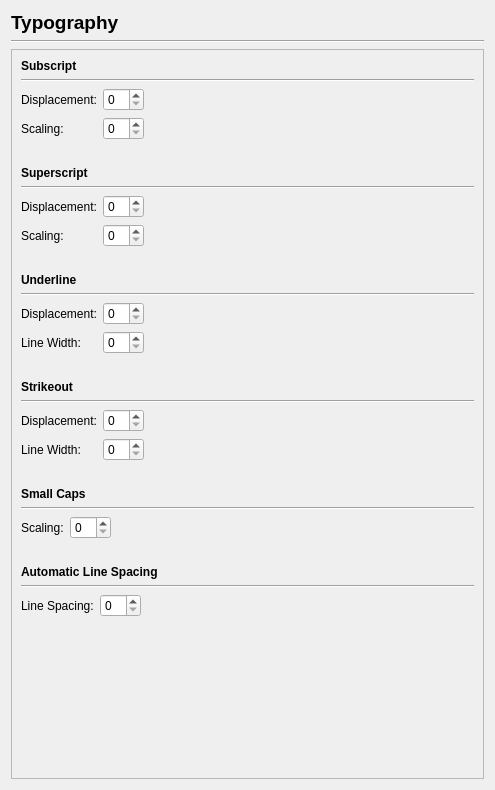
Old version of the form scribus/ui/prefs_typographybase.ui in the repository scribusproject/scribus.
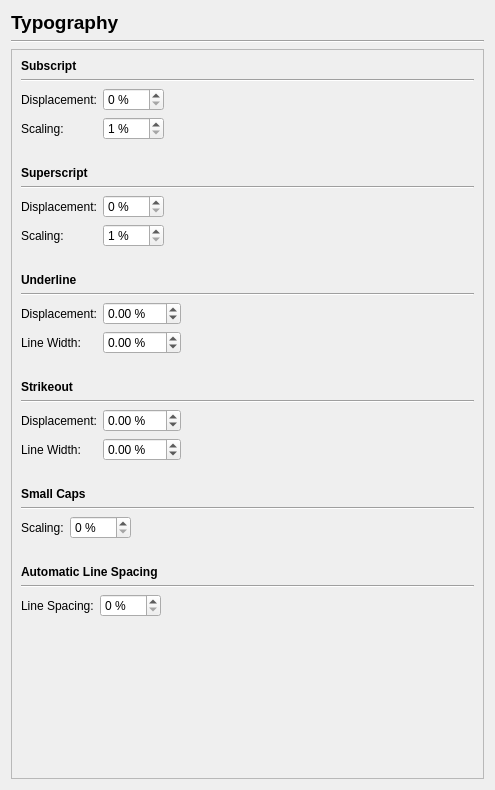
New version of the form.

Commit message: Make new typorgraphy prefs pane work and bump about date

```diff
--- a/scribus/ui/prefs_typographybase.ui
+++ b/scribus/ui/prefs_typographybase.ui
@@ -44,9 +44,9 @@
       <property name="geometry">
        <rect>
         <x>0</x>
-        <y>0</y>
+        <y>-61</y>
         <width>452</width>
-        <height>803</height>
+        <height>788</height>
        </rect>
       </property>
       <layout class="QVBoxLayout" name="verticalLayout">
@@ -88,12 +88,25 @@
          <item row="0" column="1">
           <widget class="QSpinBox" name="spinBox">
            <property name="suffix">
-            <string/>
+            <string> %</string>
+           </property>
+           <property name="maximum">
+            <number>100</number>
            </property>
           </widget>
          </item>
          <item row="1" column="1">
-          <widget class="QSpinBox" name="spinBox_2"/>
+          <widget class="QSpinBox" name="subscriptScalingSpinBox">
+           <property name="suffix">
+            <string> %</string>
+           </property>
+           <property name="minimum">
+            <number>1</number>
+           </property>
+           <property name="maximum">
+            <number>100</number>
+           </property>
+          </widget>
          </item>
          <item row="1" column="0">
           <widget class="QLabel" name="label_6">
@@ -156,7 +169,14 @@
           </widget>
          </item>
          <item row="0" column="1">
-          <widget class="QSpinBox" name="spinBox_3"/>
+          <widget class="QSpinBox" name="superscriptDisplacementSpinBox">
+           <property name="suffix">
+            <string> %</string>
+           </property>
+           <property name="maximum">
+            <number>100</number>
+           </property>
+          </widget>
          </item>
          <item row="1" column="0">
           <widget class="QLabel" name="label_8">
@@ -166,7 +186,17 @@
           </widget>
          </item>
          <item row="1" column="1">
-          <widget class="QSpinBox" name="spinBox_4"/>
+          <widget class="QSpinBox" name="superscriptScalingSpinBox">
+           <property name="suffix">
+            <string> %</string>
+           </property>
+           <property name="minimum">
+            <number>1</number>
+           </property>
+           <property name="maximum">
+            <number>100</number>
+           </property>
+          </widget>
          </item>
         </layout>
        </item>
@@ -221,9 +251,6 @@
            </property>
           </widget>
          </item>
-         <item row="0" column="1">
-          <widget class="QSpinBox" name="spinBox_5"/>
-         </item>
          <item row="1" column="0">
           <widget class="QLabel" name="label_10">
            <property name="text">
@@ -232,7 +259,42 @@
           </widget>
          </item>
          <item row="1" column="1">
-          <widget class="QSpinBox" name="spinBox_6"/>
+          <widget class="QDoubleSpinBox" name="underlineLineWidthSpinBox">
+           <property name="wrapping">
+            <bool>true</bool>
+           </property>
+           <property name="specialValueText">
+            <string>Auto</string>
+           </property>
+           <property name="suffix">
+            <string> %</string>
+           </property>
+           <property name="minimum">
+            <double>-0.100000000000000</double>
+           </property>
+           <property name="maximum">
+            <double>100.000000000000000</double>
+           </property>
+          </widget>
+         </item>
+         <item row="0" column="1">
+          <widget class="QDoubleSpinBox" name="underlineDisplacementSpinBox">
+           <property name="wrapping">
+            <bool>true</bool>
+           </property>
+           <property name="specialValueText">
+            <string>Auto</string>
+           </property>
+           <property name="suffix">
+            <string> %</string>
+           </property>
+           <property name="minimum">
+            <double>-0.100000000000000</double>
+           </property>
+           <property name="maximum">
+            <double>100.000000000000000</double>
+           </property>
+          </widget>
          </item>
         </layout>
        </item>
@@ -288,7 +350,23 @@
           </widget>
          </item>
          <item row="0" column="1">
-          <widget class="QSpinBox" name="spinBox_7"/>
+          <widget class="QDoubleSpinBox" name="strikeoutDisplacementSpinBox">
+           <property name="wrapping">
+            <bool>true</bool>
+           </property>
+           <property name="specialValueText">
+            <string>Auto</string>
+           </property>
+           <property name="suffix">
+            <string> %</string>
+           </property>
+           <property name="minimum">
+            <double>-0.100000000000000</double>
+           </property>
+           <property name="maximum">
+            <double>100.000000000000000</double>
+           </property>
+          </widget>
          </item>
          <item row="1" column="0">
           <widget class="QLabel" name="label_13">
@@ -298,7 +376,23 @@
           </widget>
          </item>
          <item row="1" column="1">
-          <widget class="QSpinBox" name="spinBox_8"/>
+          <widget class="QDoubleSpinBox" name="strikeoutLineWidthSpinBox">
+           <property name="wrapping">
+            <bool>true</bool>
+           </property>
+           <property name="specialValueText">
+            <string>Auto</string>
+           </property>
+           <property name="suffix">
+            <string> %</string>
+           </property>
+           <property name="minimum">
+            <double>-0.100000000000000</double>
+           </property>
+           <property name="maximum">
+            <double>100.000000000000000</double>
+           </property>
+          </widget>
          </item>
         </layout>
        </item>
@@ -354,7 +448,14 @@
           </widget>
          </item>
          <item row="0" column="1">
-          <widget class="QSpinBox" name="spinBox_9"/>
+          <widget class="QSpinBox" name="smallcapsScalingSpinBox">
+           <property name="suffix">
+            <string> %</string>
+           </property>
+           <property name="maximum">
+            <number>100</number>
+           </property>
+          </widget>
          </item>
         </layout>
        </item>
@@ -410,7 +511,14 @@
           </widget>
          </item>
          <item row="0" column="1">
-          <widget class="QSpinBox" name="spinBox_12"/>
+          <widget class="QSpinBox" name="automaticLineSpacingSpinBox">
+           <property name="suffix">
+            <string> %</string>
+           </property>
+           <property name="maximum">
+            <number>100</number>
+           </property>
+          </widget>
          </item>
         </layout>
        </item>
```
Left out of the diff: 2 changed lines with no effect on the pictures. The commit also changes 4 other files.
